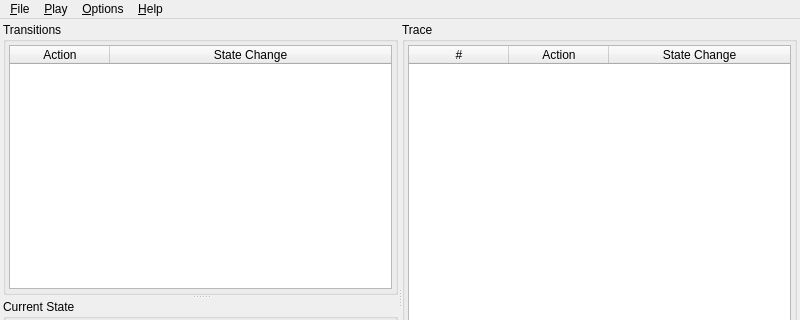
First picture: the form in tools/lpsxsim-qt/mainwindow.ui, repository gijskant/mcrl2-pmc, before the edit; both pictures show x 0 to 800 and y 0 to 320 of the 800 by 600 pixel window.
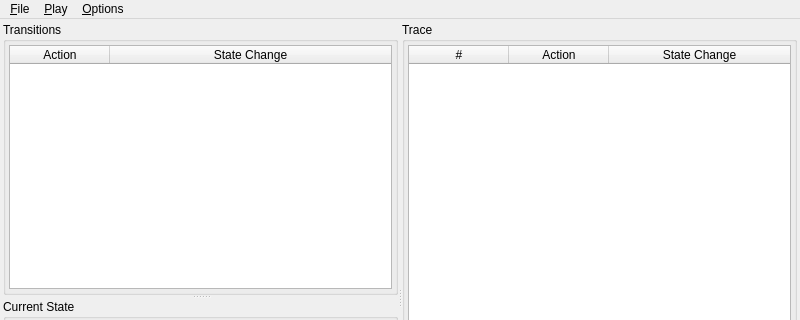
Second picture: the form after the edit. Custom widgets are drawn as their Qt base class.

Commit message: Wrote a qt_tool tool class and edited lpsxsim-qt to use it.

Patch:
```diff
--- a/tools/lpsxsim-qt/mainwindow.ui
+++ b/tools/lpsxsim-qt/mainwindow.ui
@@ -184,7 +184,7 @@
      <x>0</x>
      <y>0</y>
      <width>800</width>
-     <height>27</height>
+     <height>23</height>
     </rect>
    </property>
    <widget class="QMenu" name="menuFile">
@@ -215,18 +215,9 @@
     <addaction name="actionEnableTauPriotisation"/>
     <addaction name="actionShowDontCaresInStateChanges"/>
    </widget>
-   <widget class="QMenu" name="menuHelp">
-    <property name="title">
-     <string>&amp;Help</string>
-    </property>
-    <addaction name="actionContents"/>
-    <addaction name="separator"/>
-    <addaction name="actionAbout"/>
-   </widget>
    <addaction name="menuFile"/>
    <addaction name="menuPlay"/>
    <addaction name="menuOptions"/>
-   <addaction name="menuHelp"/>
   </widget>
   <widget class="QDockWidget" name="dockWidget">
    <property name="features">
```
The commit also changes 5 other files.
